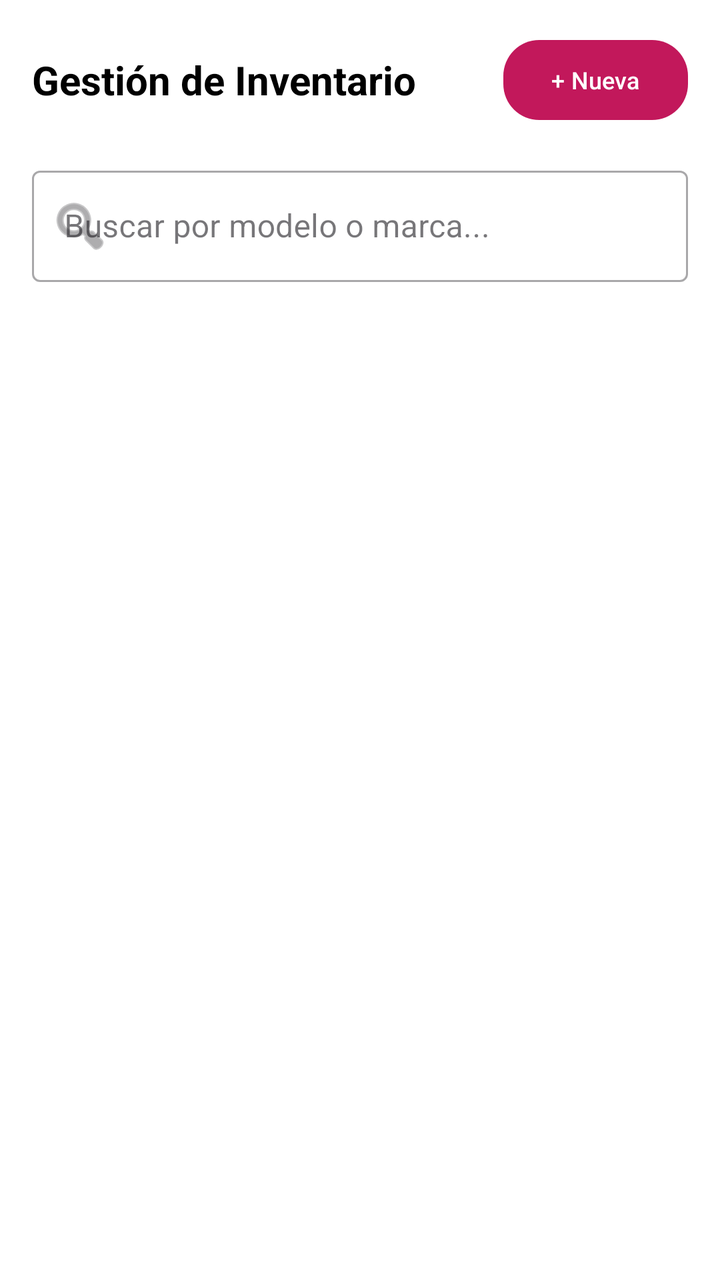
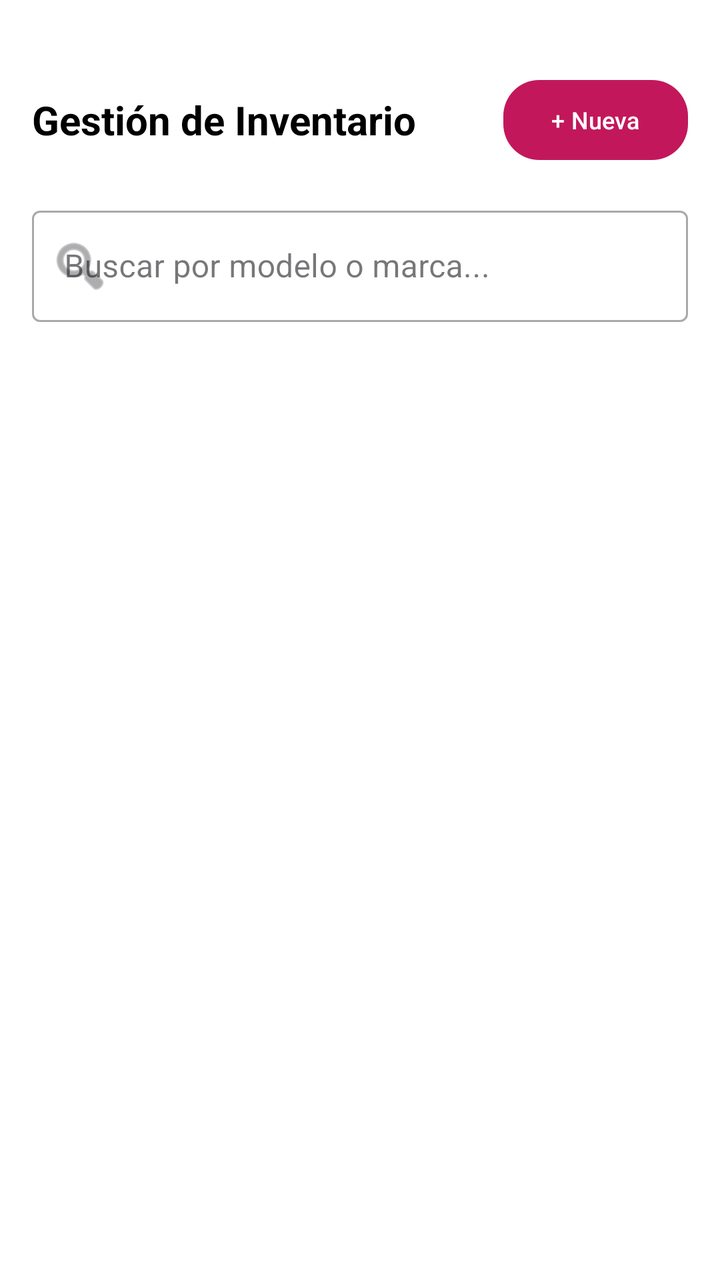

Before-and-after screenshots of an Android layout around one commit, followed by the original layout XML and the change that was made.
<!-- AndroidManifest.xml: application theme Theme.ModaApp -->
<!-- res/layout/activity_gestion_ropa.xml -->
<?xml version="1.0" encoding="utf-8"?>
<LinearLayout xmlns:android="http://schemas.android.com/apk/res/android"
    xmlns:app="http://schemas.android.com/apk/res-auto"
    xmlns:tools="http://schemas.android.com/tools"
    android:layout_width="match_parent"
    android:layout_height="match_parent"
    android:orientation="vertical"
    android:background="@color/white"
    android:padding="16dp"
    tools:context=".GestionRopaActivity">

    
    <RelativeLayout
        android:layout_width="match_parent"
        android:layout_height="wrap_content"
        android:layout_marginBottom="16dp">

        <TextView
            android:layout_width="wrap_content"
            android:layout_height="wrap_content"
            android:layout_alignParentStart="true"
            android:layout_centerVertical="true"
            android:text="Gestión de Inventario"
            android:textSize="20sp"
            android:textStyle="bold"
            android:textColor="@color/black" />

        <com.google.android.material.button.MaterialButton
            android:id="@+id/btnNuevaPrenda"
            android:layout_width="wrap_content"
            android:layout_height="wrap_content"
            android:layout_alignParentEnd="true"
            android:text="+ Nueva"
            android:textSize="12sp"
            app:backgroundTint="@color/rosa_moda"
            app:cornerRadius="18dp" />
    </RelativeLayout>

    
    <com.google.android.material.textfield.TextInputLayout
        android:layout_width="match_parent"
        android:layout_height="wrap_content"
        android:layout_marginBottom="16dp"
        style="@style/Widget.MaterialComponents.TextInputLayout.OutlinedBox"
        android:hint="Buscar por modelo o marca..."
        app:startIconDrawable="@android:drawable/ic_menu_search">

        <com.google.android.material.textfield.TextInputEditText
            android:id="@+id/etBuscarRopa"
            android:layout_width="match_parent"
            android:layout_height="wrap_content"
            android:inputType="text" />
    </com.google.android.material.textfield.TextInputLayout>

    
    <androidx.recyclerview.widget.RecyclerView
        android:id="@+id/rvGestionRopa"
        android:layout_width="match_parent"
        android:layout_height="match_parent" />

</LinearLayout>
<!-- resources referenced by this layout -->
<resources>
  <color name="black">#FF000000</color>
  <color name="rosa_moda">#C2185B</color>
  <color name="white">#FFFFFFFF</color>
  <style name="Theme.ModaApp" parent="Base.Theme.ModaApp" />
  <style name="Base.Theme.ModaApp" parent="Theme.Material3.DayNight.NoActionBar">
          
          <item name="colorPrimary">@color/rosa_moda</item>
          <item name="colorOnPrimary">@color/white</item>
  
          
          <item name="android:statusBarColor">@color/rosa_oscuro</item>
      </style>
  <color name="rosa_oscuro">#880E4F</color>
</resources>

<!-- the commit's change to res/layout/activity_gestion_ropa.xml (unified diff, before → after) -->
@@ -6,10 +6,12 @@
     android:layout_height="match_parent"
     android:orientation="vertical"
     android:background="@color/white"
-    android:padding="16dp"
+    android:paddingStart="16dp"
+    android:paddingEnd="16dp"
+    android:paddingTop="36dp"
+    android:paddingBottom="16dp"
     tools:context=".GestionRopaActivity">
 
-    
     <RelativeLayout
         android:layout_width="match_parent"
         android:layout_height="wrap_content"
@@ -36,7 +38,6 @@
             app:cornerRadius="18dp" />
     </RelativeLayout>
 
-    
     <com.google.android.material.textfield.TextInputLayout
         android:layout_width="match_parent"
         android:layout_height="wrap_content"
@@ -52,7 +53,6 @@
             android:inputType="text" />
     </com.google.android.material.textfield.TextInputLayout>
 
-    
     <androidx.recyclerview.widget.RecyclerView
         android:id="@+id/rvGestionRopa"
         android:layout_width="match_parent"
